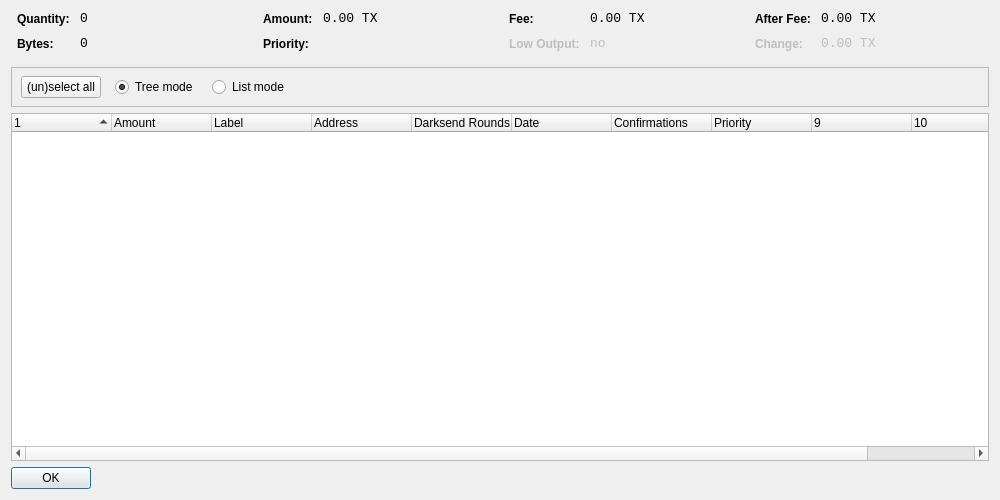
First picture: the form in src/qt/forms/coincontroldialog.ui, repository thebitradio/Bitradio, before the edit.
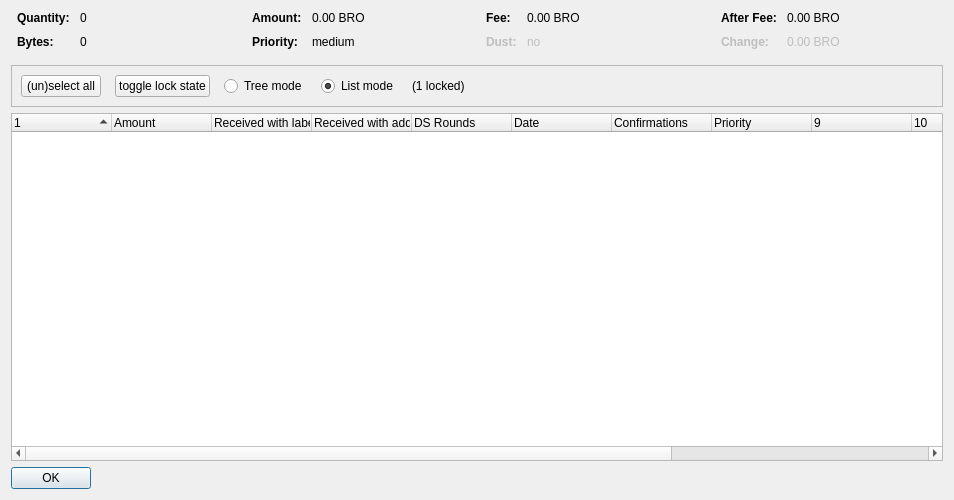
Second picture: the form after the edit. Custom widgets are drawn as their Qt base class.

```diff
--- a/src/qt/forms/coincontroldialog.ui
+++ b/src/qt/forms/coincontroldialog.ui
@@ -6,7 +6,7 @@
    <rect>
     <x>0</x>
     <y>0</y>
-    <width>1000</width>
+    <width>954</width>
     <height>500</height>
    </rect>
   </property>
@@ -38,8 +38,11 @@
        </property>
        <item row="0" column="0">
         <widget class="QLabel" name="labelCoinControlQuantityText">
-         <property name="styleSheet">
-          <string notr="true">font-weight:bold;</string>
+         <property name="font">
+          <font>
+           <weight>75</weight>
+           <bold>true</bold>
+          </font>
          </property>
          <property name="text">
           <string>Quantity:</string>
@@ -48,12 +51,6 @@
        </item>
        <item row="0" column="1">
         <widget class="QLabel" name="labelCoinControlQuantity">
-         <property name="font">
-          <font>
-           <family>Monospace</family>
-           <pointsize>10</pointsize>
-          </font>
-         </property>
          <property name="cursor">
           <cursorShape>IBeamCursor</cursorShape>
          </property>
@@ -70,8 +67,11 @@
        </item>
        <item row="1" column="0">
         <widget class="QLabel" name="labelCoinControlBytesText">
-         <property name="styleSheet">
-          <string notr="true">font-weight:bold;</string>
+         <property name="font">
+          <font>
+           <weight>75</weight>
+           <bold>true</bold>
+          </font>
          </property>
          <property name="text">
           <string>Bytes:</string>
@@ -80,12 +80,6 @@
        </item>
        <item row="1" column="1">
         <widget class="QLabel" name="labelCoinControlBytes">
-         <property name="font">
-          <font>
-           <family>Monospace</family>
-           <pointsize>10</pointsize>
-          </font>
-         </property>
          <property name="cursor">
           <cursorShape>IBeamCursor</cursorShape>
          </property>
@@ -118,8 +112,11 @@
        </property>
        <item row="0" column="0">
         <widget class="QLabel" name="labelCoinControlAmountText">
-         <property name="styleSheet">
-          <string notr="true">font-weight:bold;</string>
+         <property name="font">
+          <font>
+           <weight>75</weight>
+           <bold>true</bold>
+          </font>
          </property>
          <property name="text">
           <string>Amount:</string>
@@ -128,12 +125,6 @@
        </item>
        <item row="0" column="1">
         <widget class="QLabel" name="labelCoinControlAmount">
-         <property name="font">
-          <font>
-           <family>Monospace</family>
-           <pointsize>10</pointsize>
-          </font>
-         </property>
          <property name="cursor">
           <cursorShape>IBeamCursor</cursorShape>
          </property>
@@ -141,7 +132,7 @@
           <enum>Qt::ActionsContextMenu</enum>
          </property>
          <property name="text">
-          <string notr="true">0.00 TX</string>
+          <string notr="true">0.00 BRO</string>
          </property>
          <property name="textInteractionFlags">
           <set>Qt::LinksAccessibleByMouse|Qt::TextSelectableByKeyboard|Qt::TextSelectableByMouse</set>
@@ -150,8 +141,11 @@
        </item>
        <item row="1" column="0">
         <widget class="QLabel" name="labelCoinControlPriorityText">
-         <property name="styleSheet">
-          <string notr="true">font-weight:bold;</string>
+         <property name="font">
+          <font>
+           <weight>75</weight>
+           <bold>true</bold>
+          </font>
          </property>
          <property name="text">
           <string>Priority:</string>
@@ -160,12 +154,6 @@
        </item>
        <item row="1" column="1">
         <widget class="QLabel" name="labelCoinControlPriority">
-         <property name="font">
-          <font>
-           <family>Monospace</family>
-           <pointsize>10</pointsize>
-          </font>
-         </property>
          <property name="cursor">
           <cursorShape>IBeamCursor</cursorShape>
          </property>
@@ -173,7 +161,7 @@
           <enum>Qt::ActionsContextMenu</enum>
          </property>
          <property name="text">
-          <string/>
+          <string>medium</string>
          </property>
          <property name="textInteractionFlags">
           <set>Qt::LinksAccessibleByMouse|Qt::TextSelectableByKeyboard|Qt::TextSelectableByMouse</set>
@@ -198,8 +186,11 @@
        </property>
        <item row="0" column="0">
         <widget class="QLabel" name="labelCoinControlFeeText">
-         <property name="styleSheet">
-          <string notr="true">font-weight:bold;</string>
+         <property name="font">
+          <font>
+           <weight>75</weight>
+           <bold>true</bold>
+          </font>
          </property>
          <property name="text">
           <string>Fee:</string>
@@ -208,12 +199,6 @@
        </item>
        <item row="0" column="1">
         <widget class="QLabel" name="labelCoinControlFee">
-         <property name="font">
-          <font>
-           <family>Monospace</family>
-           <pointsize>10</pointsize>
-          </font>
-         </property>
          <property name="cursor">
           <cursorShape>IBeamCursor</cursorShape>
          </property>
@@ -221,7 +206,7 @@
           <enum>Qt::ActionsContextMenu</enum>
          </property>
          <property name="text">
-          <string notr="true">0.00 TX</string>
+          <string notr="true">0.00 BRO</string>
          </property>
          <property name="textInteractionFlags">
           <set>Qt::LinksAccessibleByMouse|Qt::TextSelectableByKeyboard|Qt::TextSelectableByMouse</set>
@@ -233,11 +218,14 @@
          <property name="enabled">
           <bool>false</bool>
          </property>
-         <property name="styleSheet">
-          <string notr="true">font-weight:bold;</string>
+         <property name="font">
+          <font>
+           <weight>75</weight>
+           <bold>true</bold>
+          </font>
          </property>
          <property name="text">
-          <string>Low Output:</string>
+          <string>Dust:</string>
          </property>
         </widget>
        </item>
@@ -246,12 +234,6 @@
          <property name="enabled">
           <bool>false</bool>
          </property>
-         <property name="font">
-          <font>
-           <family>Monospace</family>
-           <pointsize>10</pointsize>
-          </font>
-         </property>
          <property name="cursor">
           <cursorShape>IBeamCursor</cursorShape>
          </property>
@@ -284,8 +266,11 @@
        </property>
        <item row="0" column="0">
         <widget class="QLabel" name="labelCoinControlAfterFeeText">
-         <property name="styleSheet">
-          <string notr="true">font-weight:bold;</string>
+         <property name="font">
+          <font>
+           <weight>75</weight>
+           <bold>true</bold>
+          </font>
          </property>
          <property name="text">
           <string>After Fee:</string>
@@ -294,12 +279,6 @@
        </item>
        <item row="0" column="1">
         <widget class="QLabel" name="labelCoinControlAfterFee">
-         <property name="font">
-          <font>
-           <family>Monospace</family>
-           <pointsize>10</pointsize>
-          </font>
-         </property>
          <property name="cursor">
           <cursorShape>IBeamCursor</cursorShape>
          </property>
@@ -307,7 +286,7 @@
           <enum>Qt::ActionsContextMenu</enum>
          </property>
          <property name="text">
-          <string notr="true">0.00 TX</string>
+          <string notr="true">0.00 BRO</string>
          </property>
          <property name="textInteractionFlags">
           <set>Qt::LinksAccessibleByMouse|Qt::TextSelectableByKeyboard|Qt::TextSelectableByMouse</set>
@@ -319,8 +298,11 @@
          <property name="enabled">
           <bool>false</bool>
          </property>
-         <property name="styleSheet">
-          <string notr="true">font-weight:bold;</string>
+         <property name="font">
+          <font>
+           <weight>75</weight>
+           <bold>true</bold>
+          </font>
          </property>
          <property name="text">
           <string>Change:</string>
@@ -332,12 +314,6 @@
          <property name="enabled">
           <bool>false</bool>
          </property>
-         <property name="font">
-          <font>
-           <family>Monospace</family>
-           <pointsize>10</pointsize>
-          </font>
-         </property>
          <property name="cursor">
           <cursorShape>IBeamCursor</cursorShape>
          </property>
@@ -345,7 +321,7 @@
           <enum>Qt::ActionsContextMenu</enum>
          </property>
          <property name="text">
-          <string notr="true">0.00 TX</string>
+          <string notr="true">0.00 BRO</string>
          </property>
          <property name="textInteractionFlags">
           <set>Qt::LinksAccessibleByMouse|Qt::TextSelectableByKeyboard|Qt::TextSelectableByMouse</set>
@@ -370,16 +346,9 @@
      <property name="frameShadow">
       <enum>QFrame::Sunken</enum>
      </property>
-     <widget class="QWidget" name="horizontalLayoutWidget">
-      <property name="geometry">
-       <rect>
-        <x>10</x>
-        <y>0</y>
-        <width>781</width>
-        <height>41</height>
-       </rect>
-      </property>
-      <layout class="QHBoxLayout" name="horizontalLayoutPanel" stretch="0,0,0,0,0">
+     <layout class="QHBoxLayout" name="horizontalLayout">
+      <item>
+       <layout class="QHBoxLayout" name="horizontalLayoutPanel" stretch="0,0,0,0,0,0">
        <property name="spacing">
         <number>14</number>
        </property>
@@ -394,6 +363,25 @@
          <property name="text">
           <string>(un)select all</string>
          </property>
+          <property name="autoDefault">
+           <bool>false</bool>
+          </property>
+         </widget>
+        </item>
+        <item>
+         <widget class="QPushButton" name="pushButtonToggleLock">
+          <property name="sizePolicy">
+           <sizepolicy hsizetype="Maximum" vsizetype="Fixed">
+            <horstretch>0</horstretch>
+            <verstretch>0</verstretch>
+           </sizepolicy>
+          </property>
+          <property name="text">
+           <string>toggle lock state</string>
+          </property>
+          <property name="autoDefault">
+           <bool>false</bool>
+          </property>
         </widget>
        </item>
        <item>
@@ -407,9 +395,6 @@
          <property name="text">
           <string>Tree mode</string>
          </property>
-         <property name="checked">
-          <bool>true</bool>
-         </property>
         </widget>
        </item>
        <item>
@@ -423,6 +408,16 @@
          <property name="text">
           <string>List mode</string>
          </property>
+          <property name="checked">
+           <bool>true</bool>
+          </property>
+         </widget>
+        </item>
+        <item>
+         <widget class="QLabel" name="labelLocked">
+          <property name="text">
+           <string>(1 locked)</string>
+          </property>
         </widget>
        </item>
        <item>
@@ -439,7 +434,8 @@
         </spacer>
        </item>
       </layout>
-     </widget>
+      </item>
+     </layout>
     </widget>
    </item>
    <item>
@@ -451,7 +447,7 @@
       <bool>false</bool>
      </property>
      <property name="columnCount">
-      <number>11</number>
+      <number>13</number>
      </property>
      <attribute name="headerShowSortIndicator" stdset="0">
       <bool>true</bool>
@@ -471,17 +467,17 @@
      </column>
      <column>
       <property name="text">
-       <string>Label</string>
+       <string>Received with label</string>
       </property>
      </column>
      <column>
       <property name="text">
-       <string>Address</string>
+       <string>Received with address</string>
       </property>
      </column>
      <column>
       <property name="text">
-       <string>Darksend Rounds</string>
+       <string>DS Rounds</string>
       </property>
     </column>
      <column>
@@ -522,6 +518,11 @@
        <string/>
       </property>
      </column>
+     <column>
+      <property name="text">
+       <string/>
+      </property>
+     </column>
     </widget>
    </item>
    <item>
```
Left out of the diff: 4 changed lines with no effect on the pictures. Lines whose indentation alone changed are shown as unchanged.
